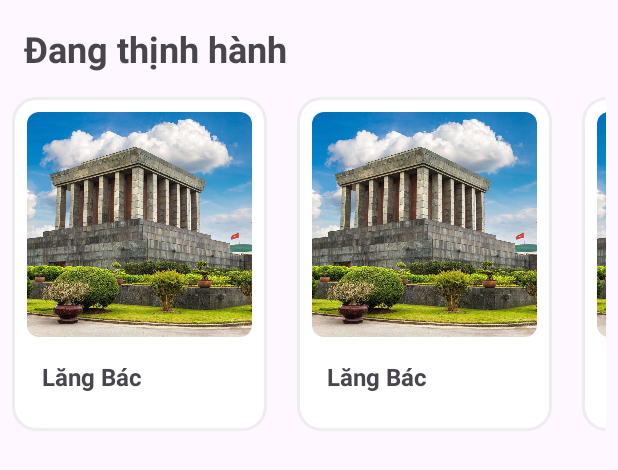
After one commit to vietanh-k04/TravelApp, an Android app: the layout home_trending_places.xml on its own in the app's theme, with its tools: preview values and no code run, on a phone screen of 412 x 824 dp. The commit adds this screen. Shown: the top 470 px of the screen. Run offline under Robolectric (Android 15) with nearby library versions, the phone set to English and light mode, and no system bars.

Commit message:
update 29/11

```diff
--- a/app/build.gradle.kts
+++ b/app/build.gradle.kts
@@ -52,6 +52,7 @@ dependencies {
     implementation(libs.material)
     implementation(libs.androidx.activity)
     implementation(libs.androidx.constraintlayout)
+    implementation(libs.androidx.recyclerview)
     testImplementation(libs.junit)
     androidTestImplementation(libs.androidx.junit)
     androidTestImplementation(libs.androidx.espresso.core)
--- /dev/null
+++ b/app/src/main/res/drawable/item_home_image.xml
@@ -0,0 +1,5 @@
+<?xml version="1.0" encoding="utf-8"?>
+<shape xmlns:android="http://schemas.android.com/apk/res/android" android:shape="rectangle">
+    <corners android:radius="8dp"/>
+    <solid android:color="@color/white"/>
+</shape>
--- /dev/null
+++ b/app/src/main/res/drawable/item_home_place.xml
@@ -0,0 +1,6 @@
+<?xml version="1.0" encoding="utf-8"?>
+<shape xmlns:android="http://schemas.android.com/apk/res/android" android:shape="rectangle">
+    <corners android:radius="15dp"/>
+    <solid android:color="@color/white"/>
+    <stroke android:color="@color/gray_light" android:width="2dp"/>
+</shape>
--- /dev/null
+++ b/app/src/main/res/layout/home_trending_places.xml
@@ -0,0 +1,27 @@
+<?xml version="1.0" encoding="utf-8"?>
+<LinearLayout xmlns:android="http://schemas.android.com/apk/res/android"
+    android:layout_width="match_parent"
+    xmlns:app="http://schemas.android.com/apk/res-auto"
+    xmlns:tools="http://schemas.android.com/tools"
+    android:orientation="vertical"
+    android:layout_height="match_parent">
+    <TextView
+        android:id="@+id/tvHomeTrendingPlaces"
+        android:text="@string/home_hint_trending_places"
+        android:textSize="24sp"
+        android:textStyle="bold"
+        android:padding="16dp"
+        android:layout_width="match_parent"
+        android:layout_height="wrap_content"/>
+
+    <androidx.recyclerview.widget.RecyclerView
+        app:layoutManager="androidx.recyclerview.widget.LinearLayoutManager"
+        android:orientation="horizontal"
+        tools:listitem="@layout/item_home_place"
+        android:id="@+id/rvTrending"
+        android:paddingStart="8dp"
+        android:paddingEnd="8dp"
+        android:overScrollMode="never"
+        android:layout_width="match_parent"
+        android:layout_height="wrap_content" />
+</LinearLayout>
--- /dev/null
+++ b/app/src/main/res/layout/home_welcome.xml
@@ -0,0 +1,22 @@
+<?xml version="1.0" encoding="utf-8"?>
+<LinearLayout xmlns:android="http://schemas.android.com/apk/res/android"
+    android:layout_width="match_parent"
+    android:orientation="vertical"
+    android:layout_height="match_parent">
+    <TextView
+        android:id="@+id/tvHomeWelcome"
+        android:text="@string/home_hint_welcome"
+        android:layout_width="match_parent"
+        android:layout_height="wrap_content"
+        android:textSize="24sp"
+        android:textStyle="bold"
+        android:padding="16dp"/>
+
+    <TextView
+        android:text="@string/home_hint_description"
+        android:textSize="16sp"
+        android:padding="16dp"
+        android:id="@+id/tvHomeDescription"
+        android:layout_width="match_parent"
+        android:layout_height="wrap_content"/>
+</LinearLayout>
--- /dev/null
+++ b/app/src/main/res/layout/item_home_place.xml
@@ -0,0 +1,42 @@
+<?xml version="1.0" encoding="utf-8"?>
+<androidx.constraintlayout.widget.ConstraintLayout xmlns:android="http://schemas.android.com/apk/res/android"
+    xmlns:app="http://schemas.android.com/apk/res-auto"
+    xmlns:tools="http://schemas.android.com/tools"
+    android:layout_width="wrap_content"
+    android:padding="10dp"
+    android:layout_marginEnd="20dp"
+    android:background="@drawable/item_home_place"
+    android:layout_height="wrap_content">
+
+    <ImageView
+        android:id="@+id/imgPlace"
+        android:layout_width="150dp"
+        android:layout_height="150dp"
+        android:background="@drawable/item_home_image"
+        android:clipToOutline="true"
+        android:importantForAccessibility="no"
+        app:layout_constraintEnd_toEndOf="parent"
+        app:layout_constraintHorizontal_bias="0.0"
+        app:layout_constraintStart_toStartOf="parent"
+        app:layout_constraintTop_toTopOf="parent"
+        tools:ignore="ImageContrastCheck"
+        android:scaleType="centerCrop"
+        tools:srcCompat="@drawable/ic_test"
+        tools:targetApi="31" />
+
+    <TextView
+        android:layout_marginTop="15dp"
+        android:layout_marginStart="10dp"
+        android:layout_marginEnd="10dp"
+        android:layout_marginBottom="15dp"
+        android:id="@+id/tvPlaceTitle"
+        android:layout_width="0dp"
+        android:textStyle="bold"
+        android:textSize="16sp"
+        android:layout_height="wrap_content"
+        app:layout_constraintBottom_toBottomOf="parent"
+        app:layout_constraintEnd_toEndOf="parent"
+        app:layout_constraintStart_toStartOf="parent"
+        app:layout_constraintTop_toBottomOf="@+id/imgPlace"
+        tools:text="Lăng Bác"/>
+</androidx.constraintlayout.widget.ConstraintLayout>
--- /dev/null
+++ b/app/src/main/res/layout/item_region.xml
@@ -0,0 +1,6 @@
+<?xml version="1.0" encoding="utf-8"?>
+<androidx.constraintlayout.widget.ConstraintLayout xmlns:android="http://schemas.android.com/apk/res/android"
+    android:layout_width="match_parent"
+    android:layout_height="match_parent">
+
+</androidx.constraintlayout.widget.ConstraintLayout>
--- a/app/src/main/res/values/colors.xml
+++ b/app/src/main/res/values/colors.xml
@@ -7,4 +7,5 @@
     <color name="primary">#2C7EAE</color>
     <color name="primary_light">#E2F2F8</color>
     <color name="gray">#808080</color>
+    <color name="gray_light">#EDEDED</color>
 </resources>
--- a/app/src/main/res/values/strings.xml
+++ b/app/src/main/res/values/strings.xml
@@ -1,3 +1,6 @@
 <resources>
     <string name="app_name">TravelApp (Android)</string>
+    <string name="home_hint_welcome">Khám phá Việt Nam</string>
+    <string name="home_hint_description">Những nơi tuyệt vời dành cho bạn</string>
+    <string name="home_hint_trending_places">Đang thịnh hành</string>
 </resources>
--- a/gradle/libs.versions.toml
+++ b/gradle/libs.versions.toml
@@ -34,6 +34,7 @@ viewpager2 = "1.1.0"
 firebaseFirestoreKtx = "25.1.4"
 firebaseAuthKtx = "23.2.1"
 firebaseMessagingKtx = "24.1.2"
+recyclerview = "1.4.0"
 
 [libraries]
 #noinspection SimilarGradleDependency
@@ -88,6 +89,7 @@ okhttp = { module = "com.squareup.okhttp3:okhttp", version.ref = "okhttp" }
 play-services-location = { module = "com.google.android.gms:play-services-location", version.ref = "playServicesLocation" }
 play-services-maps = { module = "com.google.android.gms:play-services-maps", version.ref = "playServicesMaps" }
 retrofit = { module = "com.squareup.retrofit2:retrofit", version.ref = "retrofit" }
+androidx-recyclerview = { group = "androidx.recyclerview", name = "recyclerview", version.ref = "recyclerview" }
 
 [plugins]
 android-application = { id = "com.android.application", version.ref = "agp" }
```
Also changed, not shown: app/src/main/res/drawable/ic_test.jpg (added).
